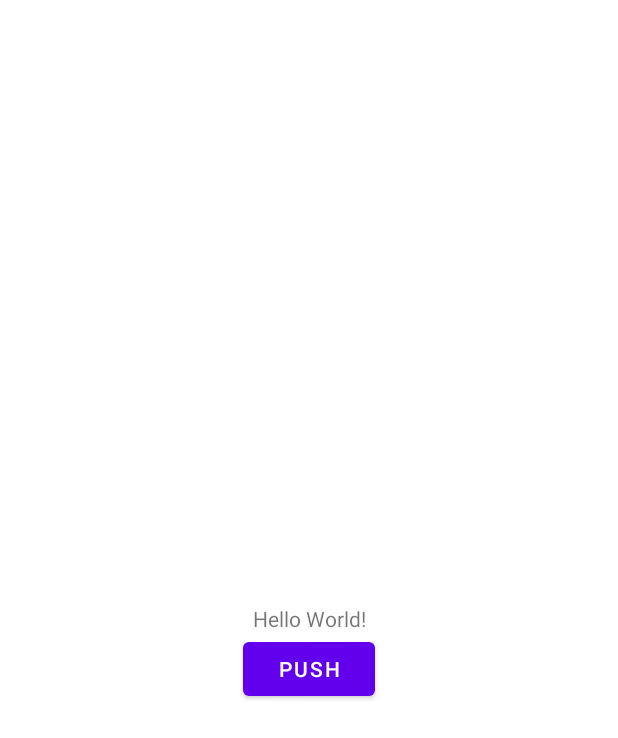
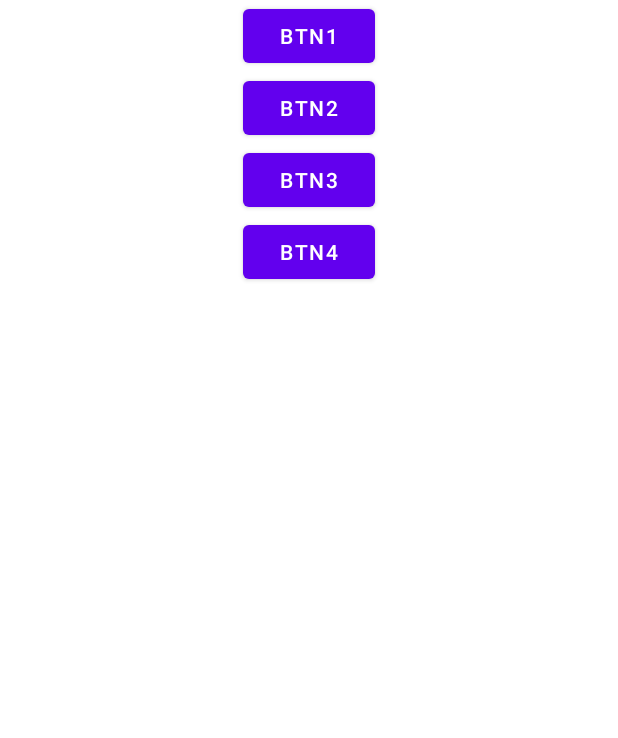
Before and after one commit to JuanFCalle/kotlin_flow, an Android app: the layout activity_main.xml on its own in the app's theme, with its tools: preview values and no code run, on a phone screen of 412 x 824 dp. Shown: the top 738 px of the screen. Run offline under Robolectric (Android 15) with nearby library versions, the phone set to English and light mode, and no system bars.

```diff
--- a/app/src/main/res/layout/activity_main.xml
+++ b/app/src/main/res/layout/activity_main.xml
@@ -6,23 +6,63 @@
     android:layout_height="match_parent"
     tools:context=".MainActivity">
 
-    <TextView
-        android:id="@+id/text"
+    <!--    <TextView-->
+    <!--        android:id="@+id/title"-->
+    <!--        android:layout_width="wrap_content"-->
+    <!--        android:layout_height="wrap_content"-->
+    <!--        app:layout_constraintEnd_toEndOf="parent"-->
+    <!--        app:layout_constraintStart_toStartOf="parent"-->
+    <!--        app:layout_constraintTop_toTopOf="parent" />-->
+
+    <Button
+        android:id="@+id/btn1"
         android:layout_width="wrap_content"
         android:layout_height="wrap_content"
-        android:text="Hello World!"
-        app:layout_constraintBottom_toBottomOf="parent"
+        android:text="Btn1"
         app:layout_constraintEnd_toEndOf="parent"
         app:layout_constraintStart_toStartOf="parent"
         app:layout_constraintTop_toTopOf="parent" />
 
+    <!--    <TextView-->
+    <!--        android:id="@+id/text"-->
+    <!--        android:layout_width="wrap_content"-->
+    <!--        android:layout_height="wrap_content"-->
+    <!--        app:layout_constraintEnd_toEndOf="parent"-->
+    <!--        app:layout_constraintStart_toStartOf="parent"-->
+    <!--        app:layout_constraintTop_toBottomOf="@id/titleBtn" />-->
     <Button
-        android:id="@+id/pushBtn"
+        android:id="@+id/btn2"
         android:layout_width="wrap_content"
         android:layout_height="wrap_content"
-        android:text="push"
+        android:text="Btn2"
         app:layout_constraintEnd_toEndOf="parent"
         app:layout_constraintStart_toStartOf="parent"
-        app:layout_constraintTop_toBottomOf="@id/text" />
+        app:layout_constraintTop_toBottomOf="@id/btn1" />
+
+    <Button
+        android:id="@+id/btn3"
+        android:layout_width="wrap_content"
+        android:layout_height="wrap_content"
+        android:text="Btn3"
+        app:layout_constraintEnd_toEndOf="parent"
+        app:layout_constraintStart_toStartOf="parent"
+        app:layout_constraintTop_toBottomOf="@id/btn2" />
+
+    <Button
+        android:id="@+id/btn4"
+        android:layout_width="wrap_content"
+        android:layout_height="wrap_content"
+        android:text="Btn4"
+        app:layout_constraintEnd_toEndOf="parent"
+        app:layout_constraintStart_toStartOf="parent"
+        app:layout_constraintTop_toBottomOf="@id/btn3" />
+
+    <TextView
+        android:id="@+id/multi_text"
+        android:layout_width="wrap_content"
+        android:layout_height="wrap_content"
+        app:layout_constraintEnd_toEndOf="parent"
+        app:layout_constraintStart_toStartOf="parent"
+        app:layout_constraintTop_toBottomOf="@id/btn4" />
 
 </androidx.constraintlayout.widget.ConstraintLayout>
```
Also changed, not shown: app/src/main/java/com/example/kotlinflow/MainActivity.kt (+21 -4 lines), app/src/main/java/com/example/kotlinflow/MainViewModel.kt (+40 -12 lines).
